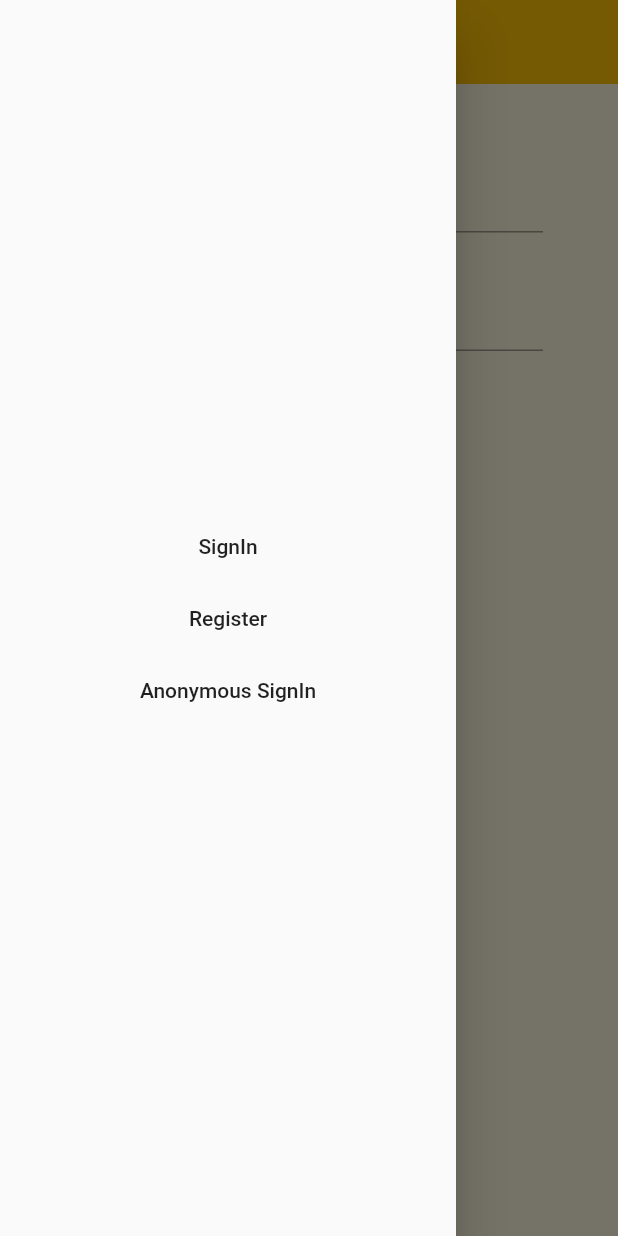
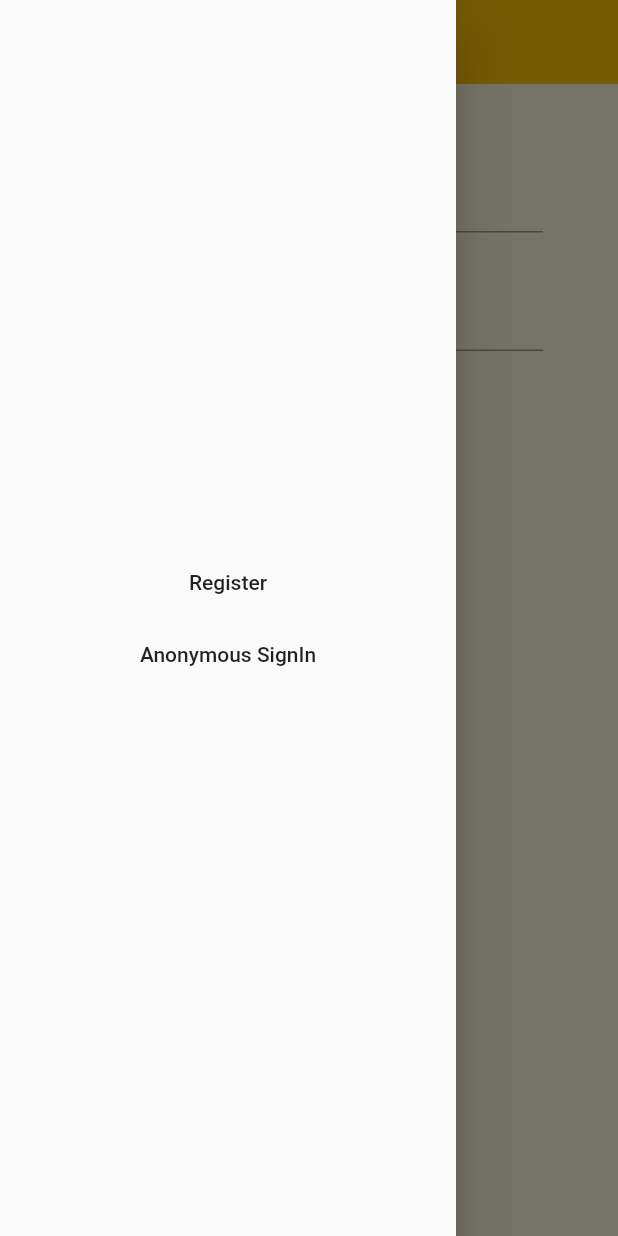
Before and after one commit to akashdeep007/freshersApp, a Flutter app: the SignIn screen opened directly, with the side drawer open, on a phone screen of 412 x 824 dp. Run offline on Flutter 3.47's test engine with Material 2 defaults, Android fonts, the phone set to English and light mode, and no system bars; our stand-ins replace cloud_firestore, firebase_auth, flutter_spinkit; accounts and stored records are empty.

Commit message:
Navigation is working.
The error where is user is unable to logout is fixed.

```diff
--- a/lib/screens/autheticate/LoginDrawer.dart
+++ b/lib/screens/autheticate/LoginDrawer.dart
@@ -11,13 +11,6 @@ class LoginDrawer extends StatelessWidget {
       child: Column(
         mainAxisAlignment: MainAxisAlignment.center,
         children: <Widget>[
-          FlatButton(
-            child: Text("SignIn"),
-            onPressed: () {
-              Navigator.push(context,
-                  new MaterialPageRoute(builder: (context) => SignIn()));
-            },
-          ),
           FlatButton(
             child: Text("Register"),
             onPressed: () {
--- a/lib/screens/autheticate/register.dart
+++ b/lib/screens/autheticate/register.dart
@@ -34,7 +34,6 @@ class _RegisterState extends State<Register> {
               backgroundColor: Colors.amber,
               title: Text("Register"),
             ),
-            drawer: LoginDrawer(),
             body: Container(
               padding: EdgeInsets.symmetric(vertical: 20, horizontal: 50),
               child: Form(
--- a/lib/screens/home/StudentList.dart
+++ b/lib/screens/home/StudentList.dart
@@ -24,6 +24,6 @@ class _StudentListState extends State<StudentList> {
   }
 
   int listLength() {
-    return studentLenght;
+    return studentLenght == null ? listLength() : studentLenght;
   }
 }
--- a/lib/screens/home/StudentsDashboard.dart
+++ b/lib/screens/home/StudentsDashboard.dart
@@ -16,7 +16,6 @@ class StudentDashboard extends StatelessWidget {
             appBar: AppBar(
               title: Text("Hogwarts"),
             ),
-            drawer: CustomDrawer(),
             body: Column(
               children: <Widget>[
                 Row(
```
Also changed, not shown: lib/screens/home/CustomDrawer.dart (+1 -7 lines), lib/screens/home/home.dart (+5 -4 lines).
